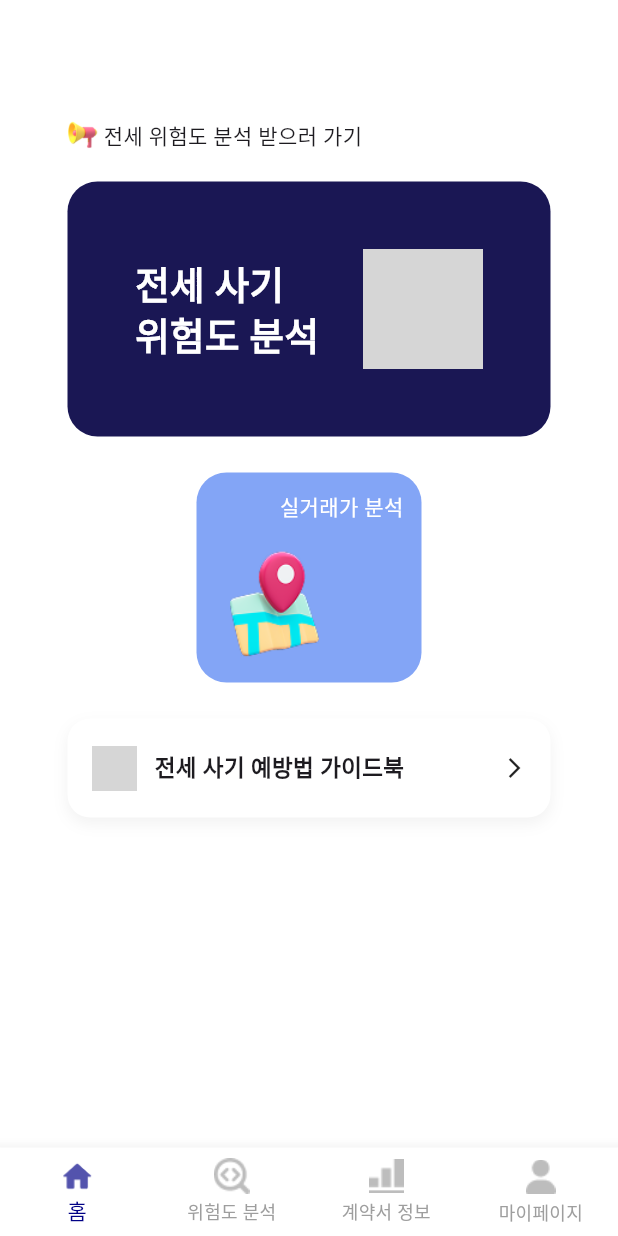
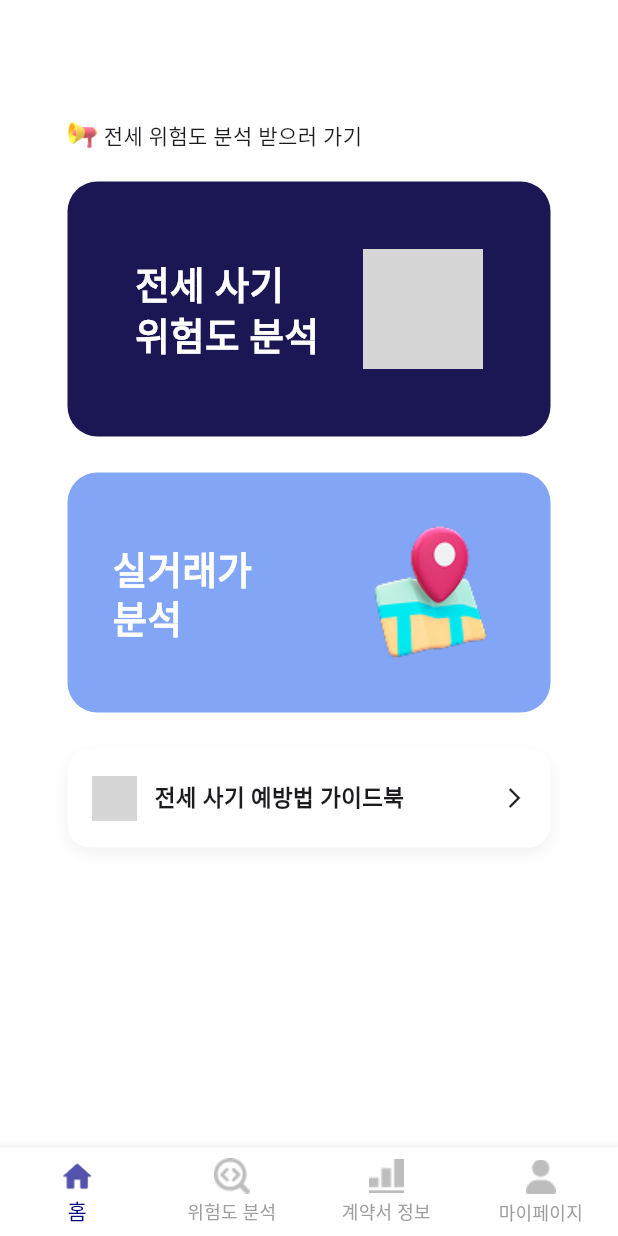
Before and after one commit to KimWool/Capstone-Project, a Flutter app: the MainPage screen opened by its route, on a phone screen of 412 x 824 dp. Run offline on Flutter 3.47's test engine with Material 3 defaults, Android fonts, the phone set to English and light mode, and no system bars; our stand-ins replace webview_flutter; grey boxes are pictures that could not be loaded.

Commit message:
[메인 페이지 UI 수정]

```diff
--- a/lib/screens/mainpage.dart
+++ b/lib/screens/mainpage.dart
@@ -80,24 +80,40 @@ class MainPage extends StatelessWidget {
 
               const SizedBox(height: 24),
 
-              // 실거래가 분석 + 계약 단계별 정보 카드
-              Row(
-                mainAxisAlignment: MainAxisAlignment.center,
-                children: [
-                  _smallCard(
-                    title: '실거래가 분석',
-                    iconPath: 'assets/map_icon.png',
-                    onTap: () {
-                      Navigator.pushNamed(context, '/real_transaction_analysis');
-                    },
-                    cardColor: const Color(0xFF83A5F6),
-                    titleAlignment: MainAxisAlignment.end,
-                    isIconLeft: true,
-                    iconAlignment: MainAxisAlignment.start,
+              // 실거래가 분석
+              GestureDetector(
+                onTap: () {
+                  Navigator.pushNamed(context, '/real_transaction_analysis');
+                },
+                child: Container(
+                  padding: const EdgeInsets.all(30),
+                  decoration: BoxDecoration(
+                    color: const Color(0xFF83A5F6),
+                    borderRadius: BorderRadius.circular(20),
                   ),
+                  child: Row(
+                    children: [
+                      const Expanded(
+                        child: Text(
+                          '실거래가\n분석',
+                          style: TextStyle(
+                            color: Colors.white,
+                            fontSize: 25,
+                            fontWeight: FontWeight.bold,
+                            height: 1.3,
+                          ),
+                        ),
+                      ),
+                      Image.asset(
+                        'assets/map_icon.png',
+                        width: 100,
+                        height: 100,
+                      ),
+                    ],
+                  ),
+                ),
+              ),
 
-                ],
-              ),
 
               const SizedBox(height: 24),
 
```
